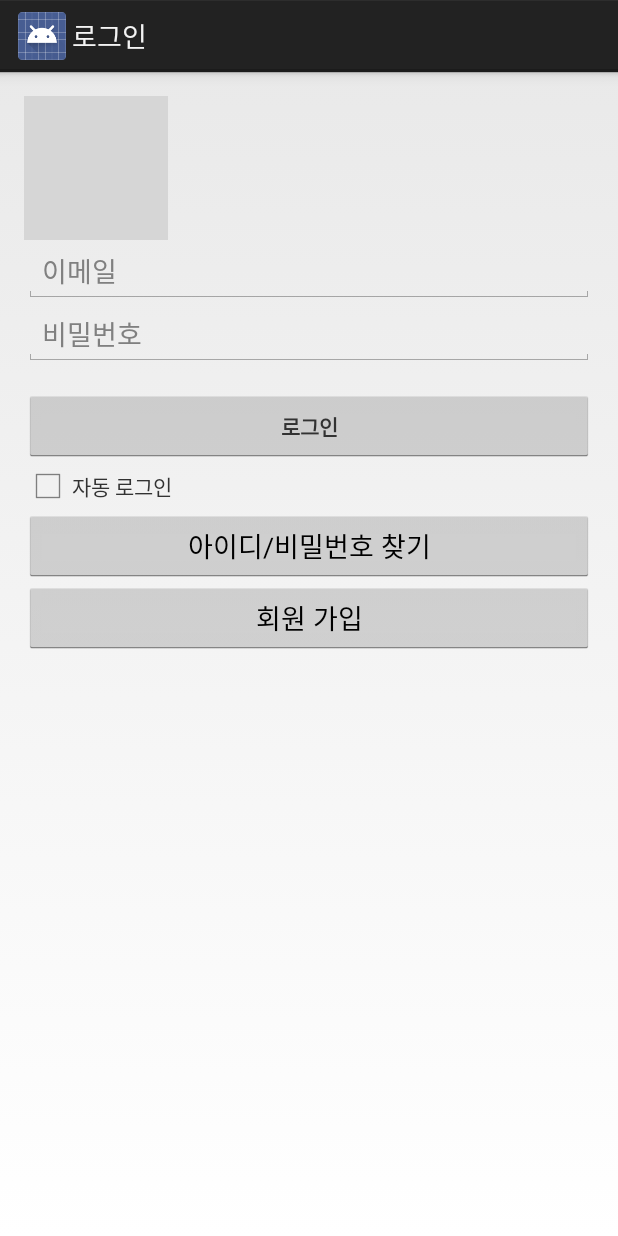
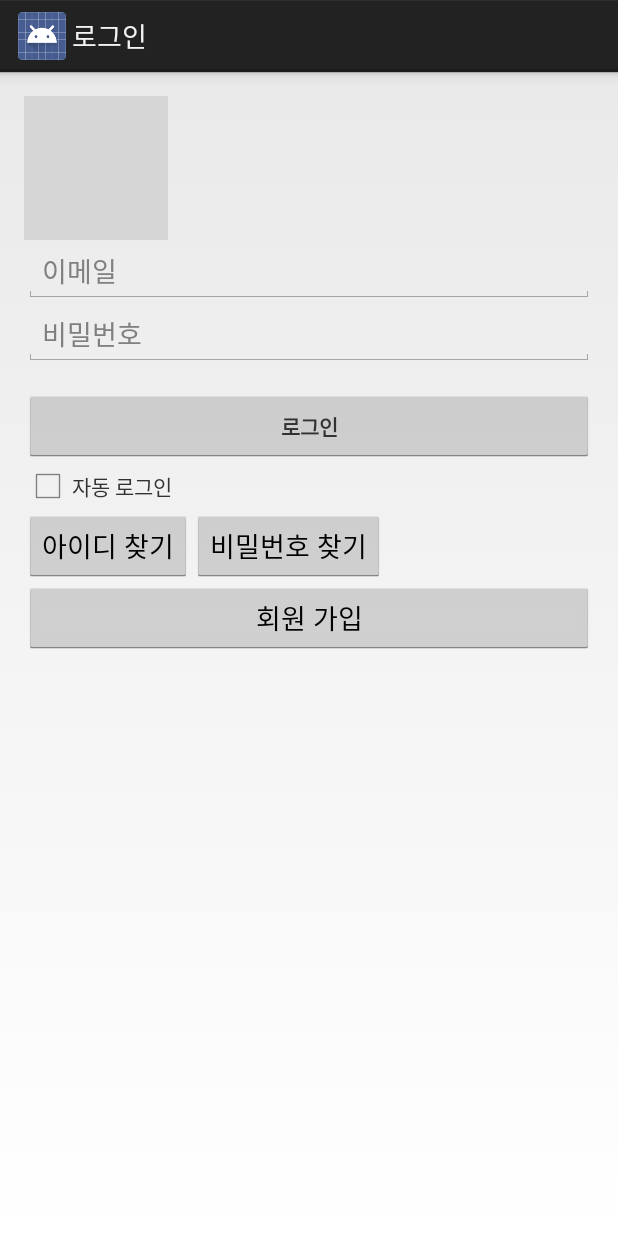
Before and after one commit to kimkoen3536/travel-plan, an Android app: the screen it shows after launch (LoginActivity), on a phone screen of 412 x 824 dp. Run offline under Robolectric (Android 15) with nearby library versions, the phone set to English and light mode, and no system bars; 2 statements that could not run were skipped; grey boxes are pictures that could not be loaded.

Commit message:
로그인 화면 아이디 찾기, 비밀번호 찾기 분리

```diff
--- a/app/src/main/res/layout/activity_login.xml
+++ b/app/src/main/res/layout/activity_login.xml
@@ -76,10 +76,21 @@
                         android:text="@string/automatic_login" />
                 </LinearLayout>
 
-                <Button
+                <LinearLayout
                     android:layout_width="fill_parent"
-                    android:layout_height="wrap_content"
-                    android:text="@string/find_id_or_password" />
+                    android:layout_height="wrap_content">
+
+                    <Button
+                        android:layout_width="wrap_content"
+                        android:layout_height="wrap_content"
+                        android:text="@string/find_id" />
+
+                    <Button
+                        android:layout_width="wrap_content"
+                        android:layout_height="wrap_content"
+                        android:text="@string/find_password" />
+
+                </LinearLayout>
 
                 <Button
                     android:layout_width="fill_parent"
--- a/app/src/main/res/values/strings_activity_login.xml
+++ b/app/src/main/res/values/strings_activity_login.xml
@@ -7,7 +7,8 @@
     <string name="action_sign_in">로그인</string>
     <string name="action_sign_in_short">로그인</string>
     <string name="automatic_login">자동 로그인</string>
-    <string name="find_id_or_password">아이디/비밀번호 찾기</string>
+    <string name="find_id">아이디 찾기</string>
+    <string name="find_password">비밀번호 찾기</string>
     <string name="sign_up">회원 가입</string>
 
     <string name="error_invalid_email">이메일 주소를 바르게 입력하십시오</string>
```
